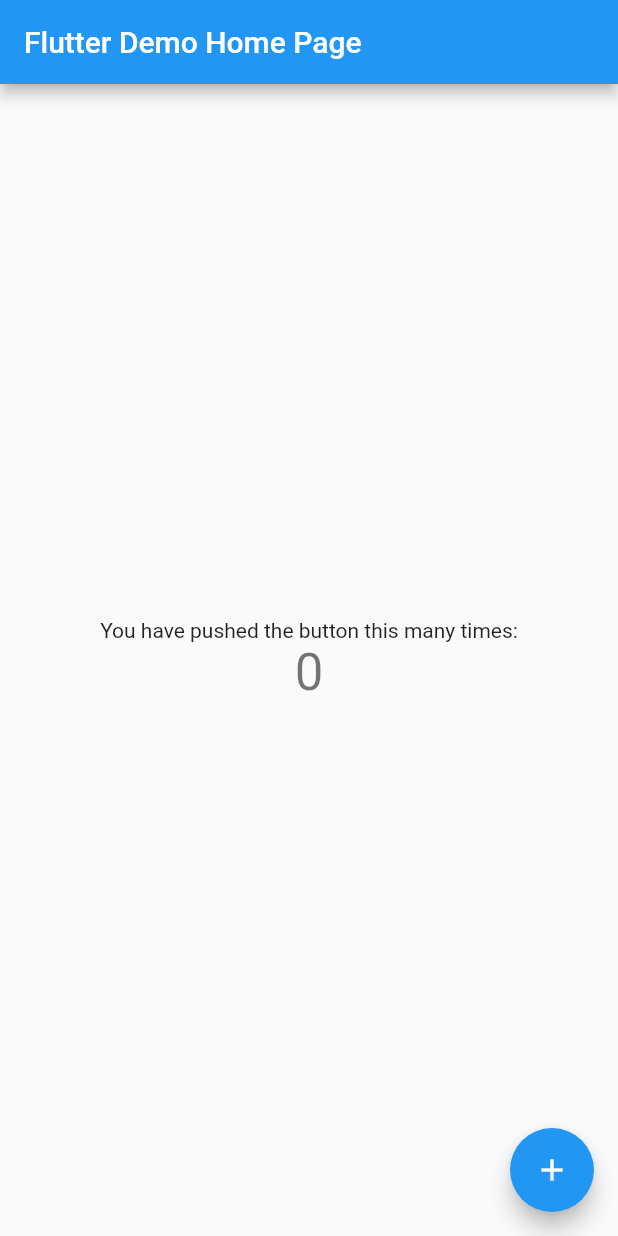
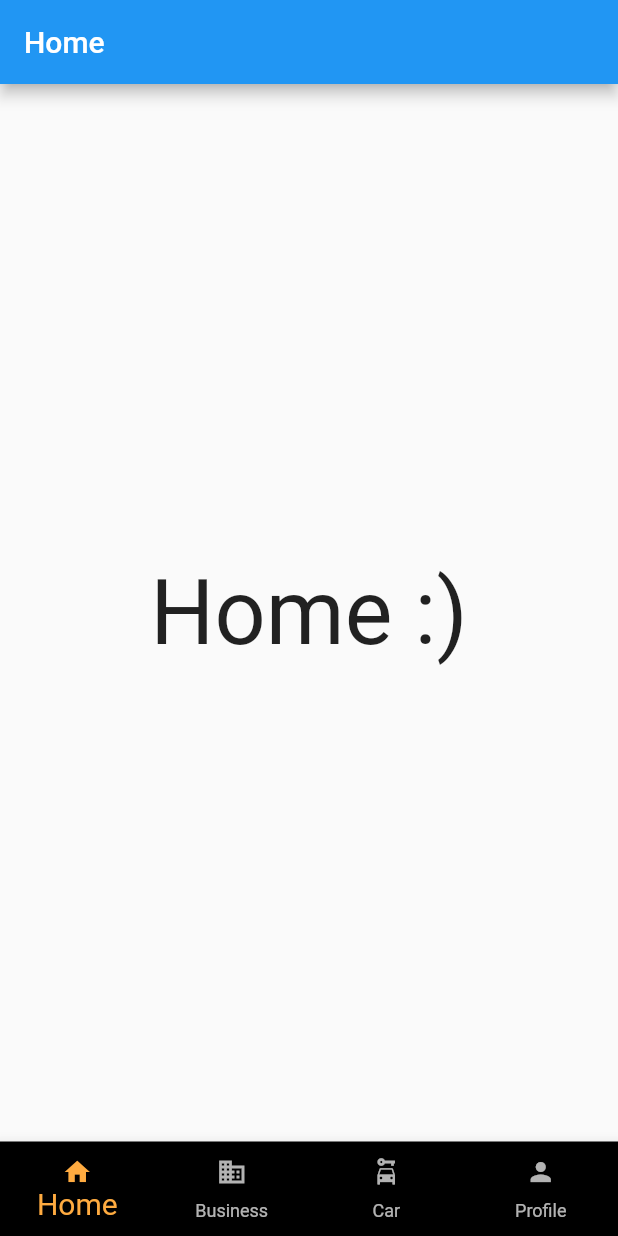
Before and after one commit to Sergioarg/practice_flutter, a Flutter app: the screen it shows after launch, on a phone screen of 412 x 824 dp. Run offline on Flutter 3.47's test engine with Material 2 defaults, Android fonts, the phone set to English and light mode, and no system bars.

Commit message:
Create base file to move with nabvar

```diff
--- /dev/null
+++ b/demo_xyzies/lib/App/Screens/app_page.dart
@@ -0,0 +1,68 @@
+import 'package:demo_xyzies/App/Screens/bussines_page.dart';
+import 'package:demo_xyzies/App/Screens/car_page.dart';
+import 'package:demo_xyzies/App/Screens/home_page.dart';
+import 'package:demo_xyzies/App/Screens/profile_page.dart';
+import 'package:flutter/material.dart';
+
+class MyAppPage extends StatefulWidget {
+  const MyAppPage({Key? key}) : super(key: key);
+
+  @override
+  State<MyAppPage> createState() => _MyAppPageState();
+}
+
+class _MyAppPageState extends State<MyAppPage> {
+  int selectedIndex = 0;
+
+  final screens = [
+    HomePage(),
+    CarPage(),
+    ProfilePage(),
+    BussinesPage(),
+  ];
+
+  @override
+  Widget build(BuildContext context) => Scaffold(
+        body: screens[selectedIndex],
+        // body: IndexedStack(
+        //   index: selectedIndex,
+        //   children: screens,
+        // ),
+
+        bottomNavigationBar: BottomNavigationBar(
+          // config to get default values
+          type:
+              BottomNavigationBarType.fixed, // this line remove the animations
+          backgroundColor: Colors.black,
+          selectedItemColor: Colors.orangeAccent,
+          unselectedItemColor: Colors.white70,
+          selectedFontSize: 20,
+          iconSize: 20,
+
+          currentIndex: selectedIndex,
+          onTap: (index) => setState(() => selectedIndex = index),
+          items: const [
+            BottomNavigationBarItem(
+              icon: Icon(Icons.home),
+              label: 'Home',
+              backgroundColor: Colors.orange,
+            ),
+            BottomNavigationBarItem(
+              icon: Icon(Icons.business),
+              label: 'Business',
+              backgroundColor: Colors.red,
+            ),
+            BottomNavigationBarItem(
+              icon: Icon(Icons.car_rental),
+              label: 'Car',
+              backgroundColor: Colors.purple,
+            ),
+            BottomNavigationBarItem(
+              icon: Icon(Icons.person),
+              label: 'Profile',
+              backgroundColor: Colors.black,
+            ),
+          ],
+        ),
+      );
+}
--- /dev/null
+++ b/demo_xyzies/lib/App/Screens/bussines_page.dart
@@ -0,0 +1,11 @@
+import 'package:flutter/material.dart';
+
+class BussinesPage extends StatelessWidget {
+  @override
+  Widget build(BuildContext context) => Scaffold(
+      appBar: AppBar(
+        title: Text('Bussines Page'),
+      ),
+      body: Center(child: Text('Bussines', style: TextStyle(fontSize: 60))),
+      );
+}
--- /dev/null
+++ b/demo_xyzies/lib/App/Screens/car_page.dart
@@ -0,0 +1,11 @@
+import 'package:flutter/material.dart';
+
+class CarPage extends StatelessWidget {
+  @override
+  Widget build(BuildContext context) => Scaffold(
+        appBar: AppBar(
+          title: Text('Car Page'),
+        ),
+        body: Center(child: Text('Car', style: TextStyle(fontSize: 60))),
+      );
+}
--- /dev/null
+++ b/demo_xyzies/lib/App/Screens/home_page.dart
@@ -0,0 +1,11 @@
+import 'package:flutter/material.dart';
+
+class HomePage extends StatelessWidget {
+  @override
+  Widget build(BuildContext context) => Scaffold(
+          appBar: AppBar(
+        title: Text('Home'),
+      ),
+      body: Center(child: Text('Home :)', style: TextStyle(fontSize: 60))),
+      );
+}
--- /dev/null
+++ b/demo_xyzies/lib/App/Screens/profile_page.dart
@@ -0,0 +1,12 @@
+import 'package:flutter/material.dart';
+
+class ProfilePage extends StatelessWidget {
+
+  @override
+  Widget build(BuildContext context) => Scaffold(
+          appBar: AppBar(
+        title: Text('Profile'),
+      ),
+      body: Center(child: Text('profile', style: TextStyle(fontSize: 60))),
+      );
+}
--- a/demo_xyzies/lib/main.dart
+++ b/demo_xyzies/lib/main.dart
@@ -1,3 +1,4 @@
+import 'package:demo_xyzies/App/Screens/app_page.dart';
 import 'package:flutter/material.dart';
 
 void main() {
@@ -11,105 +12,12 @@
   @override
   Widget build(BuildContext context) {
     return MaterialApp(
-      title: 'Flutter Demo',
+      title: 'Demo XYZies',
+      debugShowCheckedModeBanner: false,
       theme: ThemeData(
-        // This is the theme of your application.
-        //
-        // Try running your application with "flutter run". You'll see the
-        // application has a blue toolbar. Then, without quitting the app, try
-        // changing the primarySwatch below to Colors.green and then invoke
-        // "hot reload" (press "r" in the console where you ran "flutter run",
-        // or simply save your changes to "hot reload" in a Flutter IDE).
-        // Notice that the counter didn't reset back to zero; the application
-        // is not restarted.
         primarySwatch: Colors.blue,
       ),
-      home: const MyHomePage(title: 'Flutter Demo Home Page'),
+      home: const MyAppPage(),
     );
   }
 }
-
-class MyHomePage extends StatefulWidget {
-  const MyHomePage({Key? key, required this.title}) : super(key: key);
-
-  // This widget is the home page of your application. It is stateful, meaning
-  // that it has a State object (defined below) that contains fields that affect
-  // how it looks.
-
-  // This class is the configuration for the state. It holds the values (in this
-  // case the title) provided by the parent (in this case the App widget) and
-  // used by the build method of the State. Fields in a Widget subclass are
-  // always marked "final".
-
-  final String title;
-
-  @override
-  State<MyHomePage> createState() => _MyHomePageState();
-}
-
-class _MyHomePageState extends State<MyHomePage> {
-  int _counter = 0;
-
-  void _incrementCounter() {
-    setState(() {
-      // This call to setState tells the Flutter framework that something has
-      // changed in this State, which causes it to rerun the build method below
-      // so that the display can reflect the updated values. If we changed
-      // _counter without calling setState(), then the build method would not be
-      // called again, and so nothing would appear to happen.
-      _counter++;
-    });
-  }
-
-  @override
-  Widget build(BuildContext context) {
-    // This method is rerun every time setState is called, for instance as done
-    // by the _incrementCounter method above.
-    //
-    // The Flutter framework has been optimized to make rerunning build methods
-    // fast, so that you can just rebuild anything that needs updating rather
-    // than having to individually change instances of widgets.
-    return Scaffold(
-      appBar: AppBar(
-        // Here we take the value from the MyHomePage object that was created by
-        // the App.build method, and use it to set our appbar title.
-        title: Text(widget.title),
-      ),
-      body: Center(
-        // Center is a layout widget. It takes a single child and positions it
-        // in the middle of the parent.
-        child: Column(
-          // Column is also a layout widget. It takes a list of children and
-          // arranges them vertically. By default, it sizes itself to fit its
-          // children horizontally, and tries to be as tall as its parent.
-          //
-          // Invoke "debug painting" (press "p" in the console, choose the
-          // "Toggle Debug Paint" action from the Flutter Inspector in Android
-          // Studio, or the "Toggle Debug Paint" command in Visual Studio Code)
-          // to see the wireframe for each widget.
-          //
-          // Column has various properties to control how it sizes itself and
-          // how it positions its children. Here we use mainAxisAlignment to
-          // center the children vertically; the main axis here is the vertical
-          // axis because Columns are vertical (the cross axis would be
-          // horizontal).
-          mainAxisAlignment: MainAxisAlignment.center,
-          children: <Widget>[
-            const Text(
-              'You have pushed the button this many times:',
-            ),
-            Text(
-              '$_counter',
-              style: Theme.of(context).textTheme.headline4,
-            ),
-          ],
-        ),
-      ),
-      floatingActionButton: FloatingActionButton(
-        onPressed: _incrementCounter,
-        tooltip: 'Increment',
-        child: const Icon(Icons.add),
-      ), // This trailing comma makes auto-formatting nicer for build methods.
-    );
-  }
-}
```
